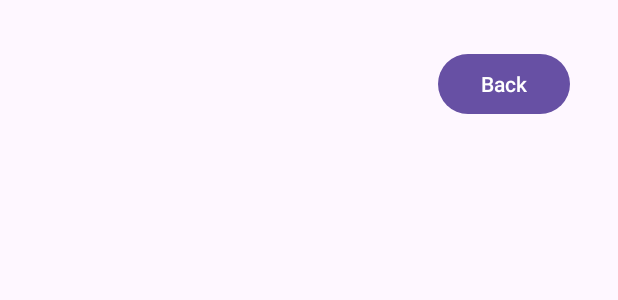
After one commit to lalcott04/OmniTrace, an Android app: the layout activity_settings.xml on its own in the app's theme, with its tools: preview values and no code run, on a phone screen of 412 x 824 dp. The commit adds this screen. Shown: the top 300 px of the screen. Run offline under Robolectric (Android 15) with nearby library versions, the phone set to English and light mode, and no system bars.

Commit message:
Very basic UI elements in place with functional intent between the main screen and settings screen

```diff
--- a/app/src/main/AndroidManifest.xml
+++ b/app/src/main/AndroidManifest.xml
@@ -13,6 +13,9 @@
         android:theme="@style/Theme.OmniTrace"
         tools:targetApi="31">
         <activity
+            android:name=".SettingsActivity"
+            android:exported="false" />
+        <activity
             android:name=".MainActivity"
             android:exported="true">
             <intent-filter>
--- /dev/null
+++ b/app/src/main/res/layout/activity_settings.xml
@@ -0,0 +1,17 @@
+<?xml version="1.0" encoding="utf-8"?>
+<androidx.constraintlayout.widget.ConstraintLayout xmlns:android="http://schemas.android.com/apk/res/android"
+    xmlns:app="http://schemas.android.com/apk/res-auto"
+    xmlns:tools="http://schemas.android.com/tools"
+    android:layout_width="match_parent"
+    android:layout_height="match_parent">
+
+    <Button
+        android:id="@+id/backBtn"
+        android:layout_width="wrap_content"
+        android:layout_height="wrap_content"
+        android:layout_marginTop="32dp"
+        android:layout_marginEnd="32dp"
+        android:text="@string/back"
+        app:layout_constraintEnd_toEndOf="parent"
+        app:layout_constraintTop_toTopOf="parent" />
+</androidx.constraintlayout.widget.ConstraintLayout>
--- a/app/src/main/res/values/strings.xml
+++ b/app/src/main/res/values/strings.xml
@@ -1,5 +1,6 @@
 <resources>
     <string name="app_name">OmniTrace</string>
-    <string name="test">OmniTrace</string>
-    <string name="lach">Lachlan</string>
+    <string name="settings">Settings</string>
+    <string name="status">Status</string>
+    <string name="back">Back</string>
 </resources>
```
Also changed, not shown: app/src/main/java/com/example/omnitrace/MainActivity.java (+14 -0 lines), app/src/main/java/com/example/omnitrace/SettingsActivity.java (added, +27 -0 lines), app/src/main/res/layout/activity_main.xml (+18 -3 lines).
